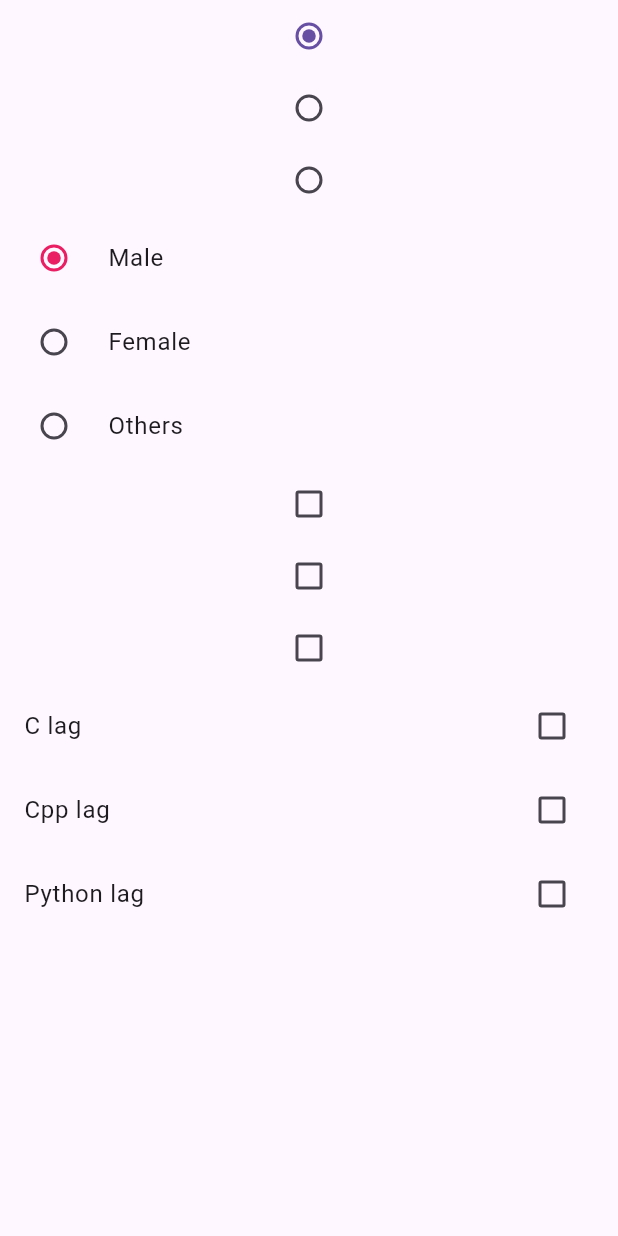
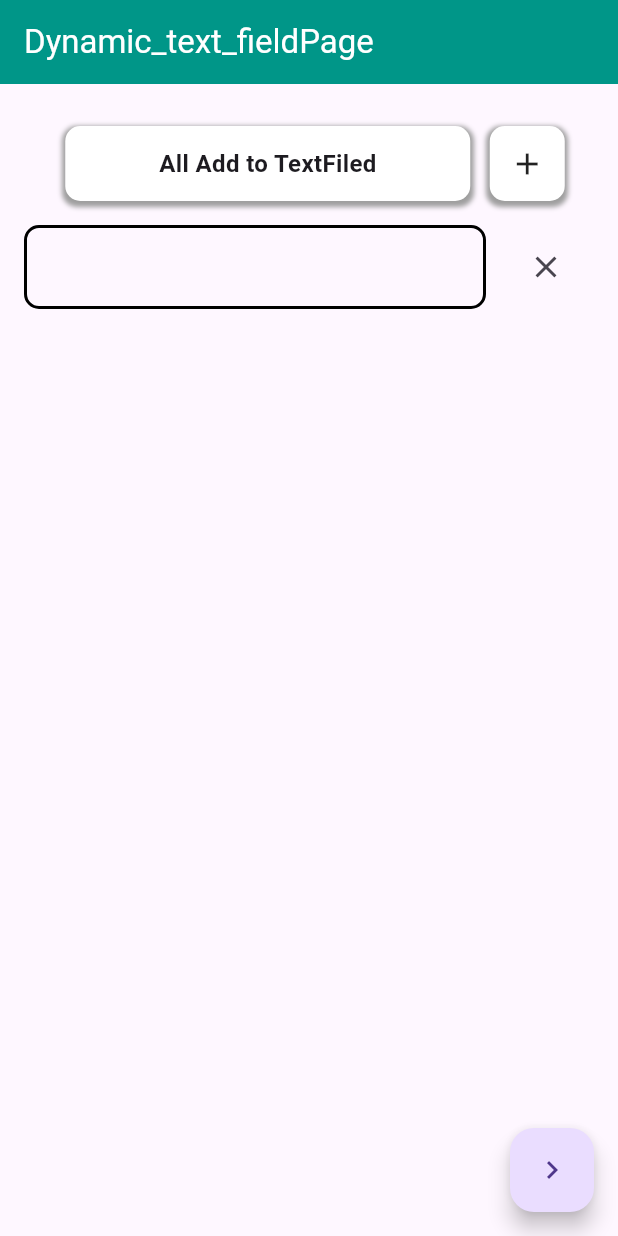
Before and after one commit to Krupaparmar30/resume_app_daily_task, a Flutter app: the screen it shows after launch, on a phone screen of 412 x 824 dp. Run offline on Flutter 3.47's test engine with Material 3 defaults, Android fonts, the phone set to English and light mode, and no system bars; our stand-ins replace image_picker.

Commit message:
9/5/24 krupa 10/5/24 11/5/24 11-5-24 15/5/24 15-5-24 15--5--24 16/5/24 16-5-24 17/5/2024

```diff
--- /dev/null
+++ b/lib/screens/Generate Dynamic Text Field/dynamic_text_field.dart
@@ -0,0 +1,179 @@
+import 'package:flutter/cupertino.dart';
+import 'package:flutter/material.dart';
+
+class dynamic_text_fieldPage extends StatefulWidget {
+  const dynamic_text_fieldPage({super.key});
+
+  @override
+  State<dynamic_text_fieldPage> createState() => _dynamic_text_fieldPageState();
+}
+
+class _dynamic_text_fieldPageState extends State<dynamic_text_fieldPage> {
+  @override
+  Widget build(BuildContext context) {
+    return Scaffold(
+      appBar: AppBar(
+        backgroundColor: Colors.teal,
+        title: Text('Dynamic_text_fieldPage',style: TextStyle(
+          color: Colors.white
+        ),),
+      ),
+      body: SingleChildScrollView(
+        scrollDirection: Axis.vertical,
+
+        child: Column(
+          children:[
+            SizedBox(
+              height: 20,
+            ),
+          Row(
+            mainAxisSize: MainAxisSize.min,
+            children: [
+              Padding(
+                padding: const EdgeInsets.all(8.0),
+                child: Container(
+                  height: 50,
+                  width: 270,
+                 decoration: BoxDecoration(
+                   color: Colors.white,
+                   boxShadow: [
+                     BoxShadow(
+                       spreadRadius: 2,
+                       blurRadius: 2,
+                       offset: Offset(0,2),
+                       color: Colors.grey
+                     )
+                   ],
+                   borderRadius: BorderRadius.circular(10)
+                 ),
+                  child: Center(child: Text('All Add to TextFiled',style: TextStyle(
+                    fontSize:16,
+                    fontWeight: FontWeight.bold
+                  ),)),
+                ),
+              ),
+
+              Padding(
+                padding: const EdgeInsets.only(left: 5),
+
+      //
+                child: Column(
+                  children: [
+                   GestureDetector(onTap: () {
+                     TextEditingController txtController=TextEditingController();
+                     setState(() {
+                       txtControllerList.add(txtController);
+                     });
+
+                   },
+                     child: Container(
+                       height: 50,
+                       width: 50,
+                       decoration: BoxDecoration(
+                         color: Colors.white,
+                         borderRadius: BorderRadius.circular(10),
+                         boxShadow: [
+                           BoxShadow(
+                               spreadRadius: 2,
+                               blurRadius: 2,
+                               offset: Offset(0,2),
+                               color: Colors.grey
+                           )
+                         ],
+                       ),
+                       child: Icon(Icons.add),
+                     ),
+                   )
+                  ],
+                ),
+
+              ),
+            ],
+          ),
+
+          ...List.generate(txtControllerList.length, (index) => ListTile(
+            title: TextField(
+                   controller: txtControllerList[index],
+              decoration: InputDecoration(
+                border: OutlineInputBorder(
+                  borderRadius: BorderRadius.circular(10),
+                  borderSide: BorderSide(
+                    color: Colors.black,
+                    width: 2
+                  )
+
+                ),
+                enabledBorder: OutlineInputBorder(
+                    borderRadius: BorderRadius.circular(10),
+                    borderSide: BorderSide(
+                        color: Colors.black,
+                        width: 2
+                    )
+
+                ),
+              focusedBorder: OutlineInputBorder(
+                  borderRadius: BorderRadius.circular(10),
+                  borderSide: BorderSide(
+                      color: Colors.black,
+                      width: 3
+                  )
+
+              ),
+
+
+              ),
+
+
+
+            ),
+            trailing: Row(
+              mainAxisSize: MainAxisSize.min,
+              children: [
+
+                IconButton(
+                  icon: Icon(Icons.close),
+                  onPressed: () {
+                    TextEditingController txtController=TextEditingController();
+                    setState(() {
+                      txtControllerList.removeAt(index);
+                    });
+
+                  },
+                ),
+              ],
+            ),
+
+
+          )),
+
+          ],
+
+        ),
+
+      ),
+      floatingActionButton:FloatingActionButton(
+        onPressed: () {
+          String skills=txtController.text;
+
+          for(int i=1;i<txtControllerList.length;i++)
+          {
+            skills=skills+ " " +txtControllerList[i].text;
+          }
+          print(skills);
+           ScaffoldMessenger.of(context).showSnackBar(SnackBar(content: Text('${skills}${txtControllerList[1].text}',style: TextStyle(
+             color: Colors.white,fontSize: 18
+           ),)));
+        },
+        child: Icon(Icons.navigate_next_sharp),
+      ),
+
+
+
+    );
+  }
+}
+
+TextEditingController  txtController=TextEditingController();
+List txtControllerList=[
+  txtController,
+];
--- /dev/null
+++ b/lib/screens/Generate Dynamic Text Field/dynamic_text_field2.dart
@@ -0,0 +1,21 @@
+import 'package:flutter/material.dart';
+
+class dynamic_text_fieldPage2 extends StatefulWidget {
+  const dynamic_text_fieldPage2({super.key});
+
+  @override
+  State<dynamic_text_fieldPage2> createState() => _dynamic_text_fieldPage2State();
+}
+
+class _dynamic_text_fieldPage2State extends State<dynamic_text_fieldPage2> {
+  @override
+  Widget build(BuildContext context) {
+    return Scaffold(
+       body: Column(
+         children: [
+
+         ],
+       ),
+    );
+  }
+}
--- a/lib/utils/routes.dart
+++ b/lib/utils/routes.dart
@@ -8,9 +8,10 @@
 
 
 
-import 'dart:js';
+
 
 import 'package:flutter/material.dart';
+import 'package:resume_app_daily_task/screens/Generate%20Dynamic%20Text%20Field/dynamic_text_field.dart';
 import 'package:resume_app_daily_task/screens/Home_Screens/homepage.dart';
 import 'package:resume_app_daily_task/screens/Redio_cheakbox/redio_cheakbox.dart';
 import 'package:resume_app_daily_task/screens/drawerscreen/drawer.dart';
@@ -50,6 +51,10 @@ class AppRoutes{
 
     //todo - redioCheakboxPage
 
-    '/':(context)=>redioCheakboxPage(),
+    // '/':(context)=>redioCheakboxPage(),
+
+    //todo -dynamic_text_fieldPage
+    '/':(context)=>dynamic_text_fieldPage(),
+
   };
 }
```
